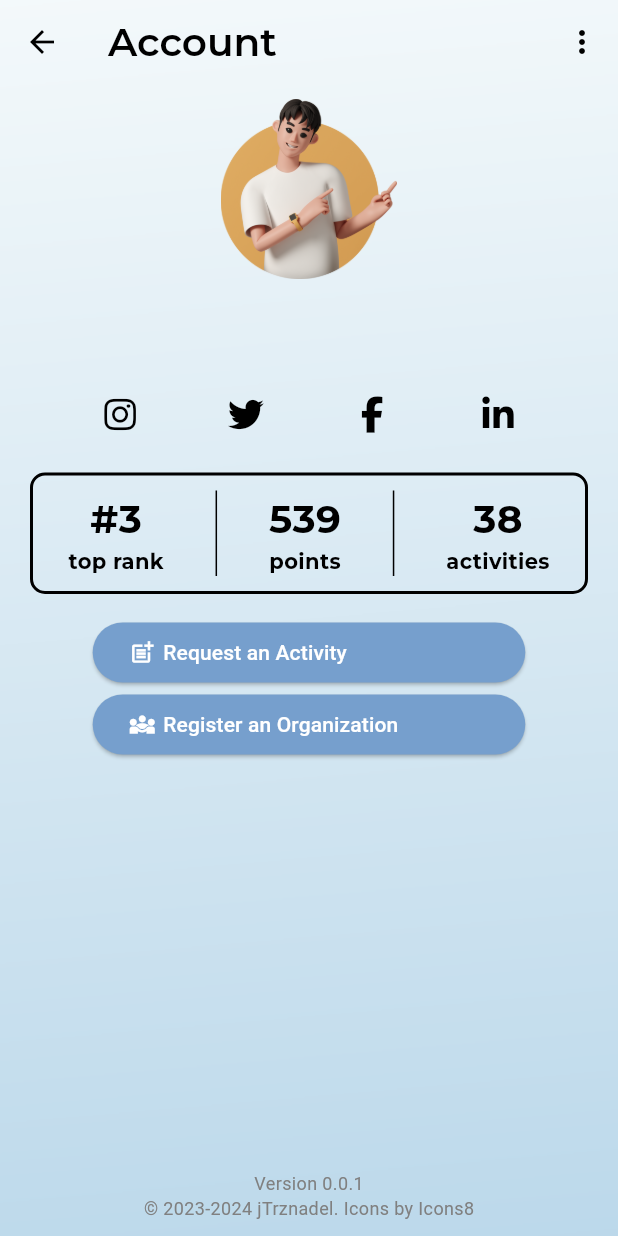
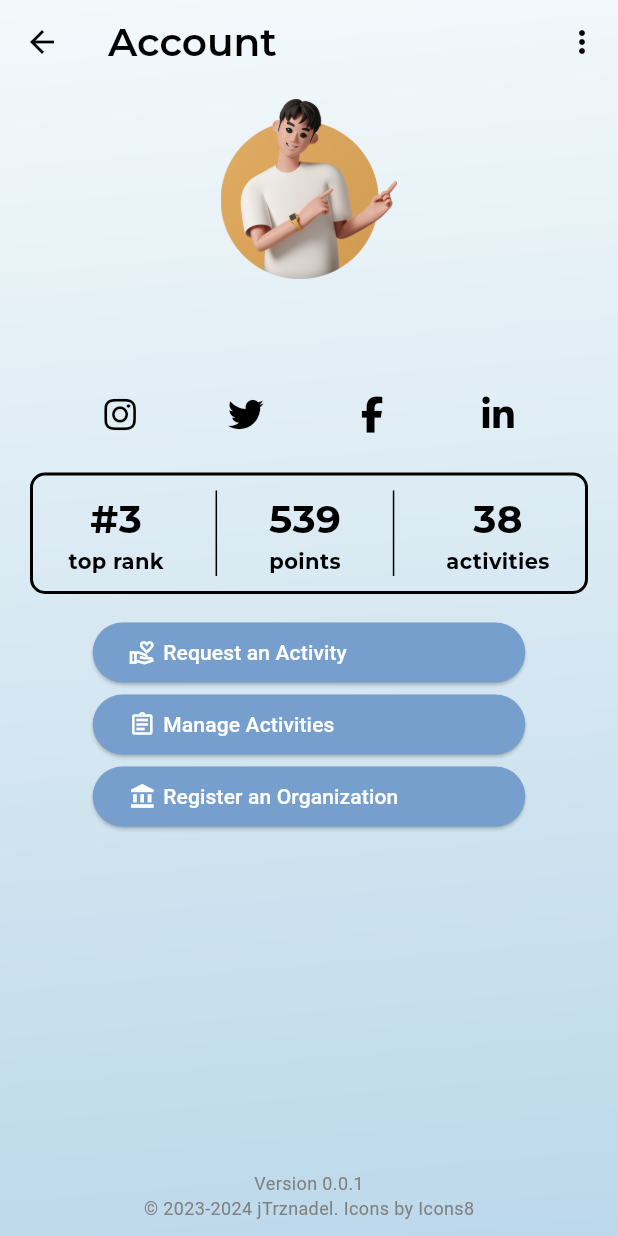
Before and after one commit to jtrznadel/socialease-app, a Flutter app: the ProfileView screen opened directly, on a phone screen of 412 x 824 dp. Run offline on Flutter 3.47's test engine with Material 2 defaults, Android fonts, the light colour scheme and no system bars; our stand-ins replace animated_bottom_navigation_bar, bloc, cloud_firestore, dartz, equatable, firebase_auth and 12 more; missing offline and left inert: firebase_ui_auth; accounts and stored records are empty.

Commit message:
android init

```diff
--- a/lib/features/activity/presentation/widgets/activity_tile.dart
+++ b/lib/features/activity/presentation/widgets/activity_tile.dart
@@ -122,9 +122,11 @@ class ActivityTile extends StatelessWidget {
                   mainAxisAlignment: MainAxisAlignment.spaceBetween,
                   children: [
                     Text(
-                      activity.title,
+                      activity.title.length <= 30
+                          ? activity.title
+                          : '${activity.title.substring(0, 31)}...',
                       style: TextStyle(
-                        fontSize: 20,
+                        fontSize: 18,
                         fontFamily: Fonts.montserrat,
                         fontWeight: FontWeight.w600,
                       ),
--- a/lib/features/home/presentation/refactors/home_header.dart
+++ b/lib/features/home/presentation/refactors/home_header.dart
@@ -40,7 +40,7 @@ class HomeHeader extends StatelessWidget {
                 : context.height >= 844
                     ? -60
                     : context.height <= 800
-                        ? 70
+                        ? -60
                         : 70,
             right: -14,
             child: const TinderCards(),
--- a/lib/features/profile/presentation/refactors/profile_header.dart
+++ b/lib/features/profile/presentation/refactors/profile_header.dart
@@ -79,7 +79,7 @@ class ProfileHeader extends StatelessWidget {
               ),
               ProfileActionButton(
                 label: 'Request an Activity',
-                icon: Icons.post_add,
+                icon: Icons.volunteer_activism_outlined,
                 onPressed: () {
                   showModalBottomSheet(
                     context: context,
@@ -96,8 +96,13 @@ class ProfileHeader extends StatelessWidget {
                 },
               ),
               ProfileActionButton(
+                label: 'Manage Activities',
+                icon: Icons.assignment_outlined,
+                onPressed: () {},
+              ),
+              ProfileActionButton(
                 label: 'Register an Organization',
-                icon: Icons.diversity_3_outlined,
+                icon: Icons.account_balance,
                 onPressed: () {},
               ),
             ] else ...[
```
Also changed, not shown: pubspec.lock, 1 other file.
